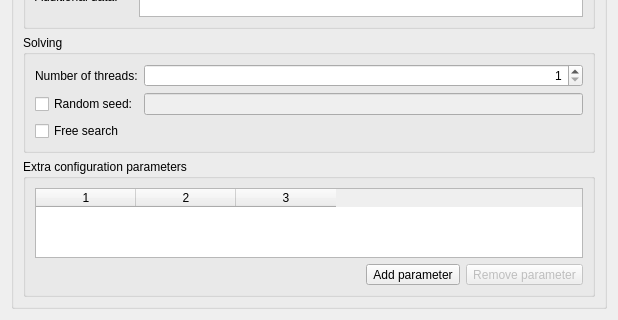
Above: MiniZincIDE/configwindow.ui from MiniZinc/MiniZincIDE before the change; both pictures show x 0 to 618 and y 724 to 1044 of the 618 by 1044 pixel window. Below: the same form after it.
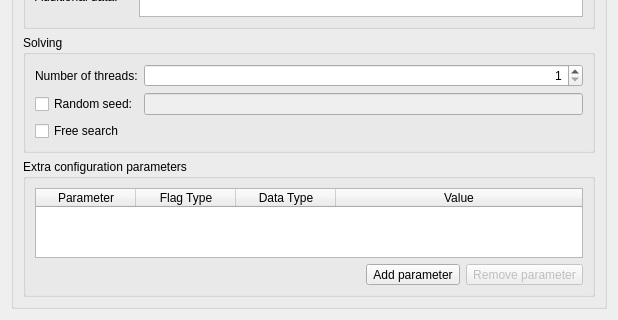
That is the form after the change.

Commit message: Add support for setting solver backend flags more directly

What changed in the file:
```diff
--- a/MiniZincIDE/configwindow.ui
+++ b/MiniZincIDE/configwindow.ui
@@ -6,7 +6,7 @@
    <rect>
     <x>0</x>
     <y>0</y>
-    <width>556</width>
+    <width>572</width>
     <height>1044</height>
    </rect>
   </property>
@@ -608,12 +608,32 @@
              <property name="editTriggers">
               <set>QAbstractItemView::AllEditTriggers</set>
              </property>
-             <property name="columnCount">
-              <number>3</number>
-             </property>
-             <column/>
-             <column/>
-             <column/>
+             <attribute name="horizontalHeaderStretchLastSection">
+              <bool>true</bool>
+             </attribute>
+             <attribute name="verticalHeaderVisible">
+              <bool>false</bool>
+             </attribute>
+             <column>
+              <property name="text">
+               <string>Parameter</string>
+              </property>
+             </column>
+             <column>
+              <property name="text">
+               <string>Flag Type</string>
+              </property>
+             </column>
+             <column>
+              <property name="text">
+               <string>Data Type</string>
+              </property>
+             </column>
+             <column>
+              <property name="text">
+               <string>Value</string>
+              </property>
+             </column>
             </widget>
            </item>
            <item>
```
The commit also changes 4 other files.
